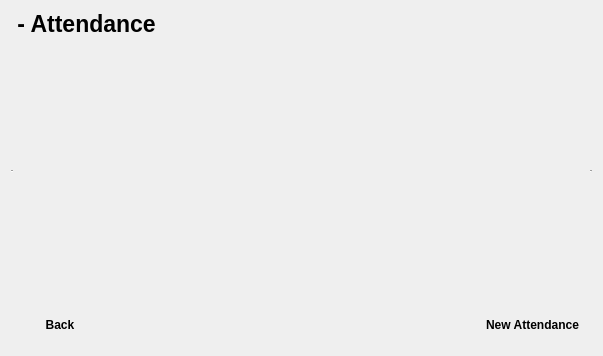
Above: AceClassUtility_Attendances/aceclassutility_attendances.ui from acedron/ace-class-utility before the change. Below: the same form after it.
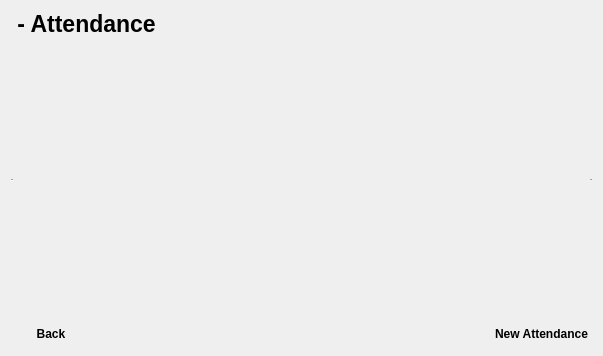
That is the form after the change. Icons and pictures are not drawn.

Patch:
```diff
--- a/AceClassUtility_Attendances/aceclassutility_attendances.ui
+++ b/AceClassUtility_Attendances/aceclassutility_attendances.ui
@@ -36,24 +36,29 @@
     <normaloff>:/icons/icon.png</normaloff>:/icons/icon.png</iconset>
   </property>
   <layout class="QGridLayout" name="gridLayout">
-   <item row="0" column="0">
-    <widget class="QLabel" name="classNameLabel">
+   <item row="2" column="0">
+    <layout class="QHBoxLayout" name="bottomLayout">
+     <item>
+      <widget class="QPushButton" name="backButton">
      <property name="font">
       <font>
-       <pointsize>17</pointsize>
        <weight>75</weight>
        <bold>true</bold>
       </font>
      </property>
      <property name="text">
-      <string>&lt;className&gt; - Attendance</string>
+        <string>Back</string>
+       </property>
+       <property name="icon">
+        <iconset theme="back">
+         <normaloff>.</normaloff>.</iconset>
+       </property>
+       <property name="flat">
+        <bool>true</bool>
      </property>
     </widget>
    </item>
-   <item row="5" column="0">
-    <widget class="QWidget" name="backButtonWidget" native="true">
-     <layout class="QGridLayout" name="gridLayout_2">
-      <item row="0" column="1">
+     <item>
        <spacer name="horizontalSpacer">
         <property name="orientation">
          <enum>Qt::Horizontal</enum>
@@ -66,27 +71,7 @@
         </property>
        </spacer>
       </item>
-      <item row="0" column="0">
-       <widget class="QPushButton" name="backButton">
-        <property name="font">
-         <font>
-          <weight>75</weight>
-          <bold>true</bold>
-         </font>
-        </property>
-        <property name="text">
-         <string>Back</string>
-        </property>
-        <property name="icon">
-         <iconset theme="back">
-          <normaloff>.</normaloff>.</iconset>
-        </property>
-        <property name="flat">
-         <bool>true</bool>
-        </property>
-       </widget>
-      </item>
-      <item row="0" column="2">
+     <item>
        <widget class="QPushButton" name="newAttendanceButton">
         <property name="font">
          <font>
@@ -113,6 +98,19 @@
        </widget>
       </item>
      </layout>
+   </item>
+   <item row="0" column="0">
+    <widget class="QLabel" name="titleLabel">
+     <property name="font">
+      <font>
+       <pointsize>17</pointsize>
+       <weight>75</weight>
+       <bold>true</bold>
+      </font>
+     </property>
+     <property name="text">
+      <string>&lt;className&gt; - Attendance</string>
+     </property>
     </widget>
    </item>
    <item row="1" column="0">
@@ -129,7 +127,7 @@
         <x>0</x>
         <y>0</y>
         <width>581</width>
-        <height>249</height>
+        <height>265</height>
        </rect>
       </property>
      </widget>
```
Lines whose indentation alone changed are shown as unchanged.
